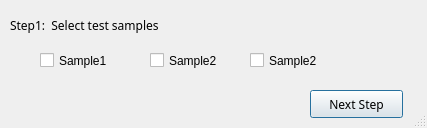
Old version of the form Ui/sample_select.ui in the repository tahyuu/glove_test.
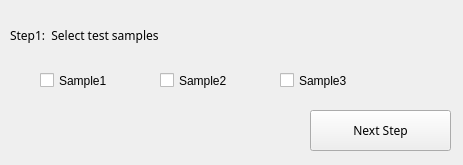
New version of the form.

What changed in the file:
```diff
--- a/Ui/sample_select.ui
+++ b/Ui/sample_select.ui
@@ -1,67 +1,25 @@
 <?xml version="1.0" encoding="UTF-8"?>
 <ui version="4.0">
  <class>sample_select</class>
- <widget class="QDialog" name="sample_select">
+ <widget class="QWidget" name="sample_select">
   <property name="geometry">
    <rect>
     <x>0</x>
     <y>0</y>
-    <width>427</width>
-    <height>128</height>
+    <width>463</width>
+    <height>165</height>
    </rect>
   </property>
   <property name="windowTitle">
    <string>Sample Slect</string>
   </property>
-  <property name="sizeGripEnabled">
-   <bool>true</bool>
-  </property>
-  <widget class="QCheckBox" name="checkBox">
-   <property name="geometry">
-    <rect>
-     <x>40</x>
-     <y>30</y>
-     <width>81</width>
-     <height>61</height>
-    </rect>
-   </property>
-   <property name="text">
-    <string>Sample1</string>
-   </property>
-  </widget>
-  <widget class="QCheckBox" name="checkBox_2">
-   <property name="geometry">
-    <rect>
-     <x>150</x>
-     <y>30</y>
-     <width>81</width>
-     <height>61</height>
-    </rect>
-   </property>
-   <property name="text">
-    <string>Sample2</string>
-   </property>
-  </widget>
-  <widget class="QCheckBox" name="checkBox_3">
-   <property name="geometry">
-    <rect>
-     <x>250</x>
-     <y>30</y>
-     <width>81</width>
-     <height>61</height>
-    </rect>
-   </property>
-   <property name="text">
-    <string>Sample2</string>
-   </property>
-  </widget>
   <widget class="QPushButton" name="next_step">
    <property name="geometry">
     <rect>
      <x>310</x>
-     <y>90</y>
-     <width>93</width>
-     <height>28</height>
+     <y>110</y>
+     <width>141</width>
+     <height>41</height>
     </rect>
    </property>
    <property name="font">
@@ -73,11 +31,50 @@
     <string>Next Step</string>
    </property>
   </widget>
+  <widget class="QCheckBox" name="checkBox_3">
+   <property name="geometry">
+    <rect>
+     <x>280</x>
+     <y>50</y>
+     <width>111</width>
+     <height>61</height>
+    </rect>
+   </property>
+   <property name="text">
+    <string>Sample3</string>
+   </property>
+  </widget>
+  <widget class="QCheckBox" name="checkBox_1">
+   <property name="geometry">
+    <rect>
+     <x>40</x>
+     <y>50</y>
+     <width>131</width>
+     <height>61</height>
+    </rect>
+   </property>
+   <property name="text">
+    <string>Sample1</string>
+   </property>
+  </widget>
+  <widget class="QCheckBox" name="checkBox_2">
+   <property name="geometry">
+    <rect>
+     <x>160</x>
+     <y>50</y>
+     <width>111</width>
+     <height>61</height>
+    </rect>
+   </property>
+   <property name="text">
+    <string>Sample2</string>
+   </property>
+  </widget>
   <widget class="QLabel" name="label">
    <property name="geometry">
     <rect>
      <x>10</x>
-     <y>10</y>
+     <y>20</y>
      <width>191</width>
      <height>31</height>
     </rect>
```
Left out of the diff: 31 changed lines with no effect on the pictures.
